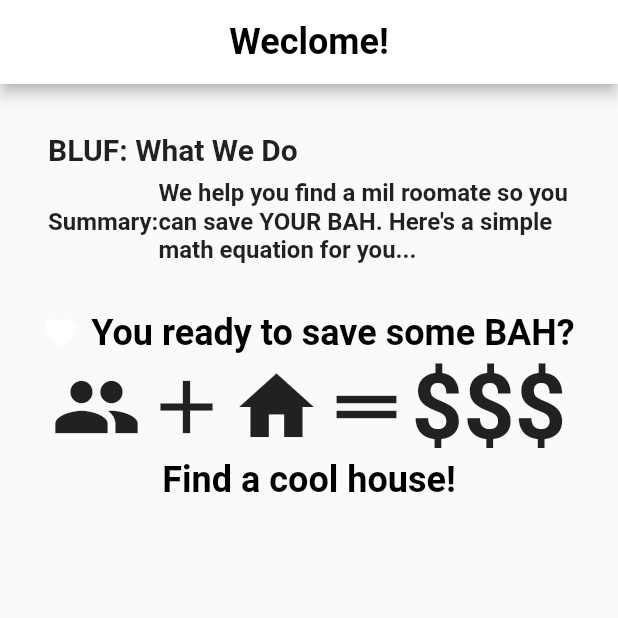
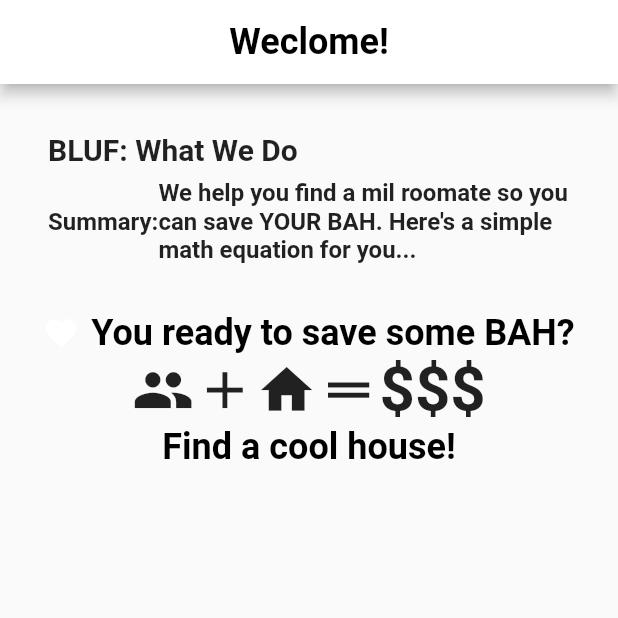
Before and after one commit to bsneider/flutter-apartments, a Flutter app: the screen it shows after launch, on a phone screen of 412 x 824 dp, the top half of it. Run offline on Flutter 3.47's test engine with Material 2 defaults, Android fonts, the phone set to English and light mode, and no system bars; drawn by our look-alikes of auto_size_text; missing offline and left inert: speech_bubble; Roboto replaces fonts that are missing (Corben).

Commit message:
add scaling for the graphic

```diff
--- a/flutter_apartments/lib/screens/welcome_screen.dart
+++ b/flutter_apartments/lib/screens/welcome_screen.dart
@@ -1,38 +1,42 @@
 import 'package:flutter/material.dart';
 import 'package:speech_bubble/speech_bubble.dart';
 import 'package:auto_size_text/auto_size_text.dart';
+import '../ui_widgets/size_config.dart';
 
 class ValuePropImage extends StatelessWidget {
   @override
   Widget build(BuildContext context) {
-    var iconTheme = Theme.of(context).textTheme.bodyText2;
+    SizeConfig().init(context);
+    var fontSize = SizeConfig.safeBlockHorizontal * 10;
     return Column(children: <Widget>[
       buildSpeechBubble(context),
-      buildEquation(iconTheme),
+      buildEquation(fontSize, context),
       buildHouseSpeechBubble(context)
     ]);
   }
 
-  Row buildEquation(TextStyle iconTheme) {
+  Row buildEquation(double fontSize, BuildContext context) {
     return Row(
       mainAxisAlignment: MainAxisAlignment.center,
       children: <Widget>[
         Icon(
           Icons.people,
-          size: iconTheme.fontSize,
+          size: fontSize,
         ),
         Icon(
           Icons.add,
-          size: iconTheme.fontSize,
+          size: fontSize,
         ),
         Icon(
           Icons.home,
-          size: iconTheme.fontSize,
+          size: fontSize,
         ),
-        Icon(Icons.drag_handle, size: iconTheme.fontSize),
+        Icon(Icons.drag_handle, size: fontSize),
         AutoSizeText(
           '\$\$\$',
-          style: iconTheme,
+          style: TextStyle(
+              fontSize: fontSize,
+              color: Theme.of(context).textTheme.bodyText2.color),
         ),
       ],
     );
```
Also changed, not shown: flutter_apartments/lib/ui_widgets/size_config.dart (+6 -8 lines).
